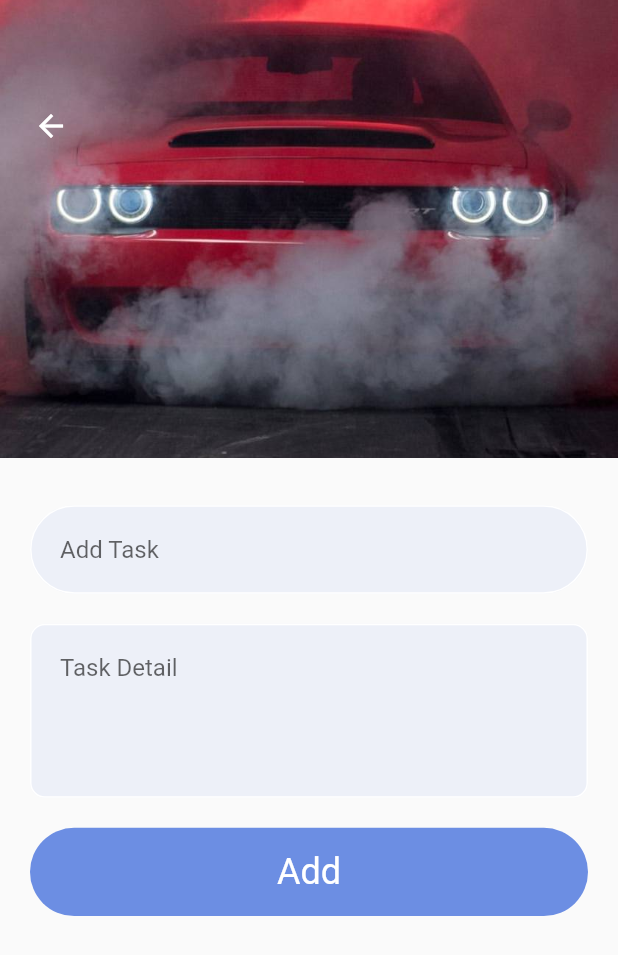
After one commit to hectorlopezv/task_managment_flutter, a Flutter app: the screen it shows after launch, after a tap on "Add Task", on a phone screen of 412 x 824 dp. The commit adds this screen. Shown: the top 955 px of the screen. Run offline on Flutter 3.47's test engine with Material 2 defaults, Android fonts, the phone set to English and light mode, and no system bars.

Commit message:
adding add task screen

```diff
--- a/lib/main.dart
+++ b/lib/main.dart
@@ -1,5 +1,6 @@
 import 'package:flutter/material.dart';
 import 'package:task_manager/screens/home_screen.dart';
+import 'package:task_manager/screens/add_tasks_screen.dart';
 
 void main() {
   runApp(const MyApp());
@@ -12,9 +13,12 @@ class MyApp extends StatelessWidget {
   @override
   Widget build(BuildContext context) {
     return MaterialApp(
-      title: 'Flutter Demo',
+      title: 'Task Manager',
       theme: ThemeData(),
-      home: const HomeScreen(),
+      routes: {
+        '/': (context) => HomeScreen(),
+        "/addTask": (context) => AddTaskScreen(),
+      },
     );
   }
 }
--- /dev/null
+++ b/lib/screens/add_tasks_screen.dart
@@ -0,0 +1,78 @@
+import 'package:flutter/material.dart';
+import 'package:task_manager/utils/app_colors.dart';
+import 'package:task_manager/widgets/button_widget.dart';
+import 'package:task_manager/widgets/text_field_widget.dart';
+
+class AddTaskScreen extends StatelessWidget {
+  const AddTaskScreen({Key? key}) : super(key: key);
+
+  @override
+  Widget build(BuildContext context) {
+    TextEditingController nameController = TextEditingController();
+    TextEditingController detailController = TextEditingController();
+    return Scaffold(
+      body: Column(
+        crossAxisAlignment: CrossAxisAlignment.start,
+        children: [
+          Container(
+            width: double.infinity,
+            height: MediaQuery.of(context).size.height / 2.7,
+            decoration: const BoxDecoration(
+              image: DecorationImage(
+                image: AssetImage('assets/images/car.jpg'),
+                fit: BoxFit.cover,
+              ),
+            ),
+            child: Stack(
+              children: [
+                Positioned(
+                  top: 60,
+                  left: 10,
+                  child: IconButton(
+                    onPressed: () {},
+                    icon: Icon(
+                      Icons.arrow_back,
+                      color: Colors.white,
+                    ),
+                  ),
+                )
+              ],
+            ),
+          ),
+          SizedBox(
+            height: MediaQuery.of(context).size.height / 26,
+          ),
+          Padding(
+            padding: const EdgeInsets.only(left: 20, right: 20),
+            child: Column(
+              children: [
+                TextFieldWidget(
+                  controller: nameController,
+                  hintText: 'Add Task',
+                ),
+                SizedBox(
+                  height: 20,
+                ),
+                TextFieldWidget(
+                  controller: detailController,
+                  maxLines: 4,
+                  hintText: 'Task Detail',
+                  borderRadius: 10,
+                ),
+                SizedBox(
+                  height: 20,
+                ),
+                ButtonWidget(
+                  backgroundColor: AppColors.secondaryColor,
+                  textColor: Colors.white,
+                  text: "Add",
+                  onPressed: () {},
+                )
+              ],
+            ),
+          ),
+        ],
+      ),
+    );
+  }
+}
--- a/lib/screens/home_screen.dart
+++ b/lib/screens/home_screen.dart
@@ -29,7 +29,7 @@ class _HomeScreenState extends State<HomeScreen> {
           crossAxisAlignment: CrossAxisAlignment.start,
           children: [
             RichText(
-              text: TextSpan(
+              text: const TextSpan(
                 text: 'Hello',
                 style: TextStyle(
                   fontSize: 60,
@@ -54,16 +54,20 @@ class _HomeScreenState extends State<HomeScreen> {
               backgroundColor: Colors.white,
               textColor: Colors.black,
               text: "Add Task",
-              onPressed: () {},
+              onPressed: () {
+                Navigator.pushNamed(context, '/addTask');
+              },
             ),
-            SizedBox(
+            const SizedBox(
               height: 20,
             ),
             ButtonWidget(
               backgroundColor: Colors.blue,
               textColor: Colors.white,
               text: "View All",
-              onPressed: () {},
+              onPressed: () {
+                Navigator.pushNamed(context, '/addTask');
+              },
             )
           ],
         ),
--- a/lib/widgets/button_widget.dart
+++ b/lib/widgets/button_widget.dart
@@ -15,12 +15,14 @@ class ButtonWidget extends StatelessWidget {
 
   @override
   Widget build(BuildContext context) {
-    return Container(
+    return GestureDetector(
+      onTap: onPressed,
+      child: Container(
         width: double.infinity,
         height: MediaQuery.of(context).size.height / 14,
         decoration: BoxDecoration(
           color: backgroundColor,
-        borderRadius: BorderRadius.circular(40),
+          borderRadius: BorderRadius.circular(30),
         ),
         child: Center(
           child: Text(
@@ -31,6 +33,7 @@ class ButtonWidget extends StatelessWidget {
             ),
           ),
         ),
+      ),
     );
   }
 }
--- /dev/null
+++ b/lib/widgets/text_field_widget.dart
@@ -0,0 +1,44 @@
+import 'package:flutter/material.dart';
+import 'package:task_manager/utils/app_colors.dart';
+
+class TextFieldWidget extends StatelessWidget {
+  final TextEditingController controller;
+  final String hintText;
+  final int maxLines;
+  final double borderRadius;
+  const TextFieldWidget({
+    Key? key,
+    required this.controller,
+    required this.hintText,
+    this.maxLines = 1,
+    this.borderRadius = 30,
+  }) : super(key: key);
+
+  @override
+  Widget build(BuildContext context) {
+    return TextField(
+      maxLines: maxLines,
+      controller: controller,
+      decoration: InputDecoration(
+        contentPadding: EdgeInsets.all(20),
+        filled: true,
+        fillColor: AppColors.textHolder,
+        hintText: hintText,
+        focusedBorder: OutlineInputBorder(
+          borderRadius: BorderRadius.circular(borderRadius),
+          borderSide: const BorderSide(
+            color: Colors.white,
+            width: 1,
+          ),
+        ),
+        enabledBorder: OutlineInputBorder(
+          borderRadius: BorderRadius.circular(borderRadius),
+          borderSide: const BorderSide(
+            color: Colors.white,
+            width: 1,
+          ),
+        ),
+      ),
+    );
+  }
+}
```
Lines whose indentation alone changed are shown as unchanged.
